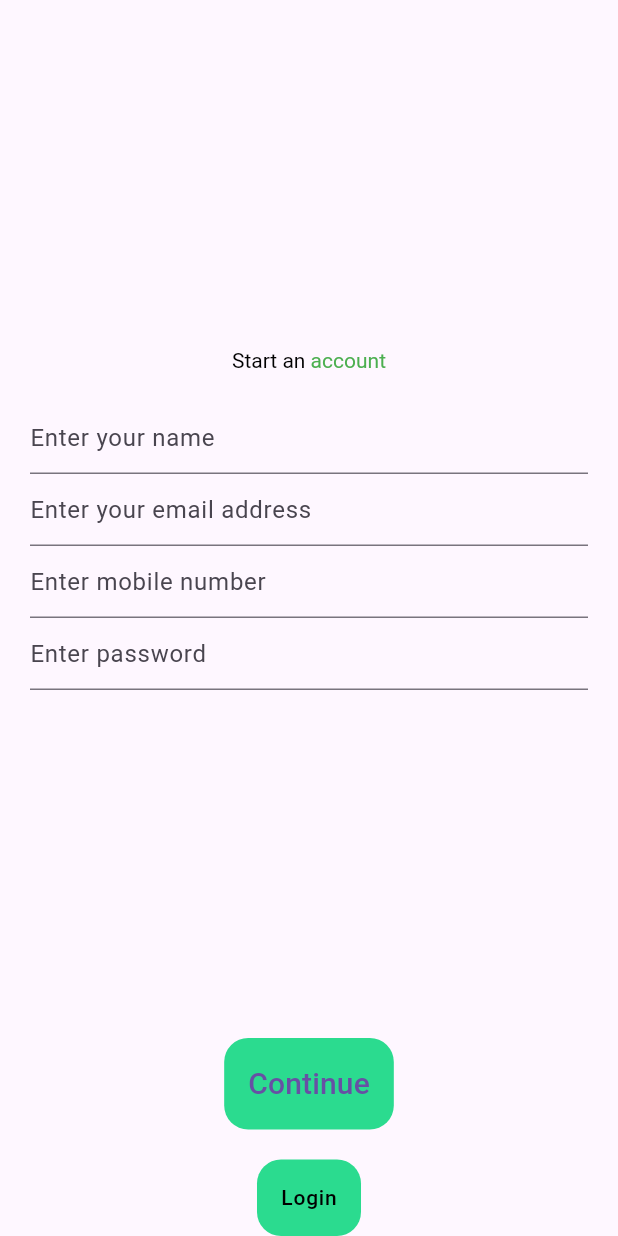
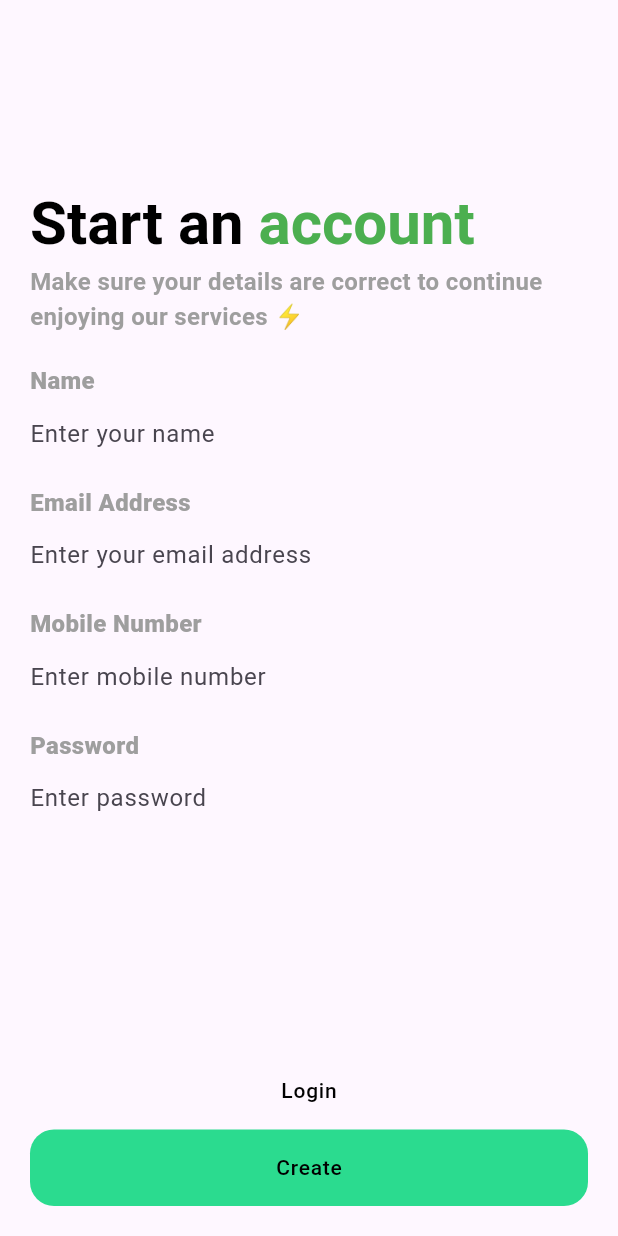
Before and after one commit to bjgeronimo-maya/cadetbank, a Flutter app: the RegistrationScreen screen opened by its route, on a phone screen of 412 x 824 dp. Run offline on Flutter 3.47's test engine with Material 3 defaults, Android fonts, the phone set to English and light mode, and no system bars; our stand-ins replace dio, equatable, flutter_bloc, freezed_annotation, get_it, lottie and 1 more.

Commit message:
feat: update registration screen styling

```diff
--- a/lib/presentation/screens/registration/registration_screen.dart
+++ b/lib/presentation/screens/registration/registration_screen.dart
@@ -1,4 +1,3 @@
-
 import 'package:cadetbank/core/navigation/routes.dart';
 import 'package:cadetbank/core/res/values/dimens.dart';
 import 'package:cadetbank/core/res/values/strings.dart';
@@ -14,15 +13,17 @@ class RegistrationScreen extends StatelessWidget {
           child: Padding(
             padding: const EdgeInsets.symmetric(horizontal: Dimens.s20),
             child: Column(
+              crossAxisAlignment: CrossAxisAlignment.start,
               mainAxisSize: MainAxisSize.min,
               children: [
                 RichText(
                   text: const TextSpan(
-                style: TextStyle(color: Colors.black),
+                    style: TextStyle(
+                        color: Colors.black,
+                        fontSize: 40,
+                        fontWeight: FontWeight.bold),
                     children: <TextSpan>[
-                  TextSpan(
-                      text: 'Start an '
-                  ),
+                      TextSpan(text: 'Start an '),
                       TextSpan(
                         style: TextStyle(color: Colors.green),
                         text: 'account',
@@ -30,34 +31,46 @@ class RegistrationScreen extends StatelessWidget {
                     ],
                   ),
                 ),
-
+                const SizedBox(height: Dimens.s4),
+                const Text(
+                    "Make sure your details are correct to continue enjoying our services ⚡",
+                    style: TextStyle(
+                        fontSize: 16,
+                        color: Colors.grey,
+                        fontWeight: FontWeight.w600)),
                 const SizedBox(height: Dimens.s20),
-
                 const RegistrationForm(),
               ],
             ),
           ),
         ),
-    bottomNavigationBar: Column(
+        bottomNavigationBar: Padding(
+          padding: const EdgeInsets.symmetric(
+              horizontal: Dimens.s20, vertical: Dimens.s20),
+          child: Column(
             mainAxisSize: MainAxisSize.min,
+            crossAxisAlignment: CrossAxisAlignment.stretch,
             children: [
-        ElevatedButton(
-          onPressed: () {},
-          child: const Text(Strings.kContinue),
-        ),
-
-        const SizedBox(height: Dimens.s20),
-
               ElevatedButton(
                 onPressed: () {
                   Navigator.pushReplacementNamed(context, Routes.login);
                 },
+                style: ElevatedButton.styleFrom(
+                    backgroundColor: Colors.transparent),
                 child: Text(
                   Strings.login,
                   style: Theme.of(context).textTheme.labelMedium,
                 ),
-        )
+              ),
+              ElevatedButton(
+                onPressed: () {},
+                child: Text(
+                  "Create",
+                  style: Theme.of(context).textTheme.labelMedium,
+                ),
+              ),
             ],
-    )
+          ),
+        ),
       );
 }
--- a/lib/presentation/screens/registration/widgets/registration_form.dart
+++ b/lib/presentation/screens/registration/widgets/registration_form.dart
@@ -1,3 +1,4 @@
+import 'package:cadetbank/core/res/values/dimens.dart';
 import 'package:cadetbank/core/res/values/strings.dart';
 import 'package:flutter/material.dart';
 
@@ -6,25 +7,50 @@ class RegistrationForm extends StatelessWidget {
 
   @override
   Widget build(BuildContext context) => const Column(
+        crossAxisAlignment: CrossAxisAlignment.start,
         children: [
+          Text("Name",
+              style: TextStyle(
+                  fontSize: 16,
+                  fontWeight: FontWeight.w800,
+                  color: Colors.grey)),
           TextField(
             keyboardType: TextInputType.name,
-        decoration: InputDecoration(hintText: Strings.nameHint),
+            decoration: InputDecoration(
+                hintText: Strings.nameHint, border: InputBorder.none),
           ),
-
+          SizedBox(height: Dimens.s10),
+          Text("Email Address",
+              style: TextStyle(
+                  fontSize: 16,
+                  fontWeight: FontWeight.w800,
+                  color: Colors.grey)),
           TextField(
             keyboardType: TextInputType.emailAddress,
-        decoration: InputDecoration(hintText: Strings.emailHint),
+            decoration: InputDecoration(
+                hintText: Strings.emailHint, border: InputBorder.none),
           ),
-
+          SizedBox(height: Dimens.s10),
+          Text("Mobile Number",
+              style: TextStyle(
+                  fontSize: 16,
+                  fontWeight: FontWeight.w800,
+                  color: Colors.grey)),
           TextField(
             keyboardType: TextInputType.number,
-        decoration: InputDecoration(hintText: Strings.mobileNumberHint),
+            decoration: InputDecoration(
+                hintText: Strings.mobileNumberHint, border: InputBorder.none),
           ),
-
+          SizedBox(height: Dimens.s10),
+          Text("Password",
+              style: TextStyle(
+                  fontSize: 16,
+                  fontWeight: FontWeight.w800,
+                  color: Colors.grey)),
           TextField(
             keyboardType: TextInputType.visiblePassword,
-        decoration: InputDecoration(hintText: Strings.passwordHint),
+            decoration: InputDecoration(
+                hintText: Strings.passwordHint, border: InputBorder.none),
           ),
         ],
       );
```
Lines whose indentation alone changed are shown as unchanged.
